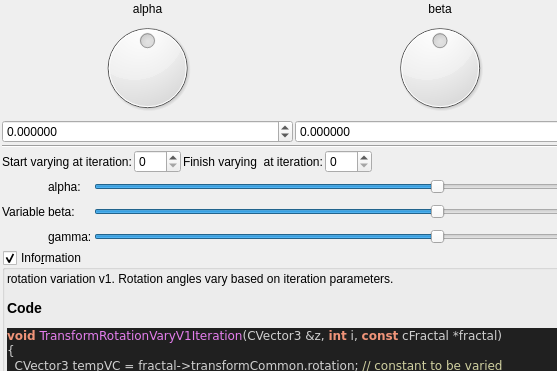
This is mandelbulber2/qt_data/fractal_transf_rotation_varyV1.ui in buddhi1980/mandelbulber2 as Qt 5 draws it before an edit; both pictures show x 0 to 557 and y 0 to 371 of the 880 by 767 pixel window. The edited form follows.
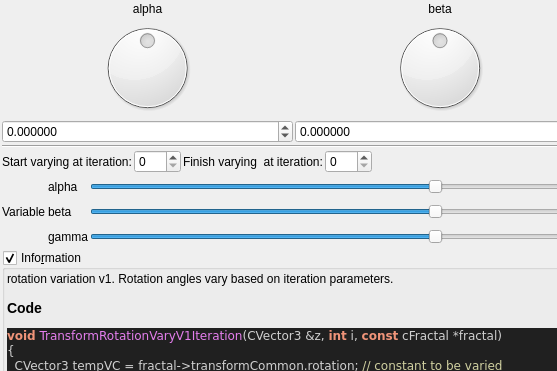
This is the edited form. Custom widgets are drawn as their Qt base class.

The edit to the form file:
```diff
--- a/mandelbulber2/qt_data/fractal_transf_rotation_varyV1.ui
+++ b/mandelbulber2/qt_data/fractal_transf_rotation_varyV1.ui
@@ -289,7 +289,7 @@
      <item row="3" column="1">
       <widget class="QLabel" name="label_161">
        <property name="text">
-        <string>gamma:</string>
+        <string notr="true">gamma</string>
        </property>
       </widget>
      </item>
@@ -324,7 +324,7 @@
      <item row="1" column="1">
       <widget class="QLabel" name="label_167">
        <property name="text">
-        <string>alpha:</string>
+        <string notr="true">alpha</string>
        </property>
       </widget>
      </item>
@@ -382,7 +382,7 @@
      <item row="2" column="1">
       <widget class="QLabel" name="label_165">
        <property name="text">
-        <string>beta:</string>
+        <string notr="true">beta</string>
        </property>
       </widget>
      </item>
```
Left out of the diff: 6 changed lines with no effect on the pictures.
